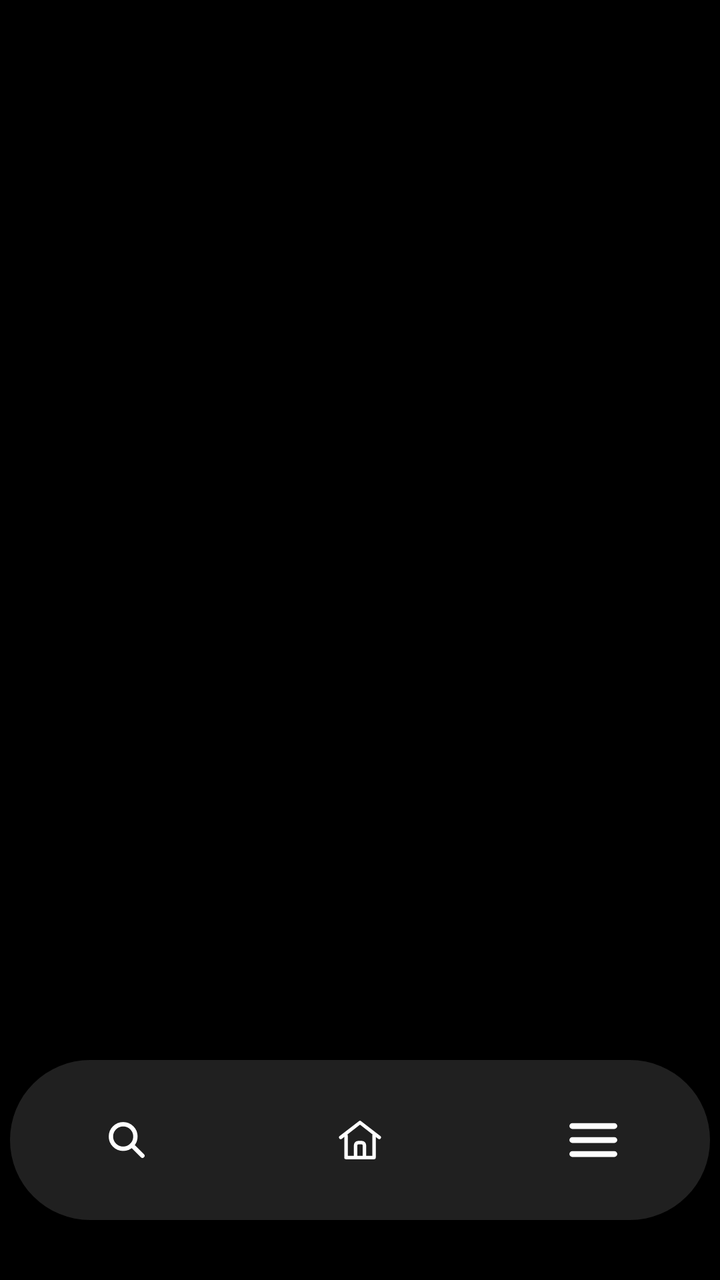
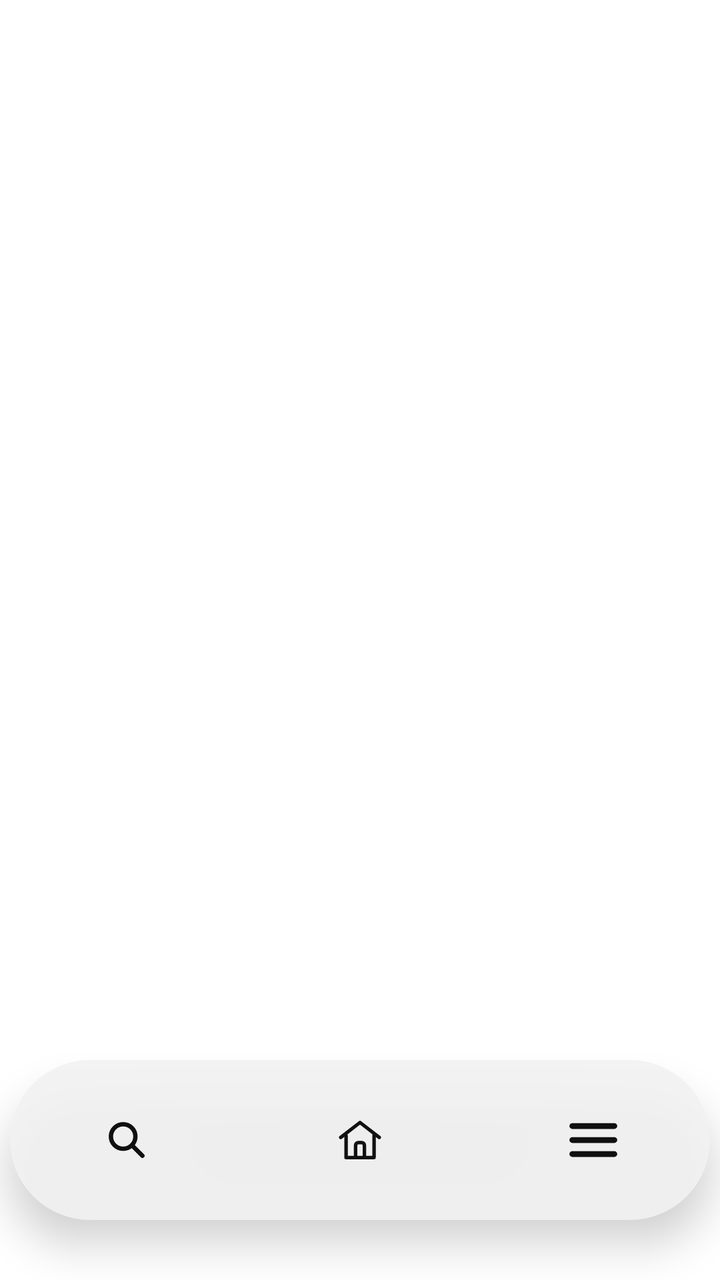

An Android layout rendered at two revisions. The XML below is the earlier revision; the diff shows what the commit changed to produce the second picture.
<!-- AndroidManifest.xml: application theme Theme.MyApplication_Java -->
<!-- res/layout/activity_main.xml -->
<?xml version="1.0" encoding="utf-8"?>
<androidx.constraintlayout.widget.ConstraintLayout xmlns:android="http://schemas.android.com/apk/res/android"
    xmlns:app="http://schemas.android.com/apk/res-auto"
    android:layout_width="match_parent"
    android:layout_height="match_parent"
    android:background="#000000">

    <androidx.fragment.app.FragmentContainerView
        android:id="@+id/fragment_container"
        android:layout_width="0dp"
        android:layout_height="0dp"
        app:layout_constraintBottom_toBottomOf="parent"
        app:layout_constraintEnd_toEndOf="parent"
        app:layout_constraintStart_toStartOf="parent"
        app:layout_constraintTop_toTopOf="parent" />


    <LinearLayout
        android:id="@+id/custom_bottom_nav"
        android:layout_width="350dp"
        android:layout_height="80dp"
        android:layout_marginBottom="30dp"
        android:orientation="horizontal"
        android:gravity="center"
        android:background="@drawable/bottom_nav_background"
        android:elevation="12dp"
        app:layout_constraintBottom_toBottomOf="parent"
        app:layout_constraintEnd_toEndOf="parent"
        app:layout_constraintStart_toStartOf="parent">

        <ImageButton
            android:id="@+id/nav_search"
            android:layout_width="0dp"
            android:layout_height="match_parent"
            android:layout_weight="1"
            android:background="@android:color/transparent"
            android:src="@drawable/search_icon"
            android:scaleType="center"
            app:tint="@color/white" />

        <ImageButton
            android:id="@+id/nav_home"
            android:layout_width="0dp"
            android:layout_height="match_parent"
            android:layout_weight="1"
            android:background="@android:color/transparent"
            android:src="@drawable/home_icon"
            android:scaleType="center"
            app:tint="@color/white" />

        <ImageButton
            android:id="@+id/nav_settings"
            android:layout_width="0dp"
            android:layout_height="match_parent"
            android:layout_weight="1"
            android:background="@android:color/transparent"
            android:src="@drawable/settings_icon"
            android:scaleType="center"
            app:tint="@color/white" />

    </LinearLayout>


</androidx.constraintlayout.widget.ConstraintLayout>
<!-- resources referenced by this layout -->
<resources>
  <color name="white">#FFFFFFFF</color>
  <!-- drawable bottom_nav_background (drawable) -->
  <shape xmlns:android="http://schemas.android.com/apk/res/android">
  
      <solid android:color="#CC282828"/>
  
      <corners android:radius="48dp"/>
  
  </shape>
  <!-- drawable home_icon (drawable) -->
  <vector xmlns:android="http://schemas.android.com/apk/res/android"
      android:width="28dp"
      android:height="28dp"
      android:viewportWidth="64"
      android:viewportHeight="64">
    <path
        android:pathData="M10,29L32,12L54,29"
        android:strokeLineJoin="round"
        android:strokeWidth="4"
        android:fillColor="#00000000"
        android:strokeColor="@color/black"
        android:strokeLineCap="round"/>
    <path
        android:pathData="M16,27V52H48V27"
        android:strokeLineJoin="round"
        android:strokeWidth="4"
        android:fillColor="#00000000"
        android:strokeColor="@color/black"
        android:strokeLineCap="round"/>
    <path
        android:pathData="M27,52V38C27,36.3 28.3,35 30,35H34C35.7,35 37,36.3 37,38V52"
        android:strokeLineJoin="round"
        android:strokeWidth="4"
        android:fillColor="#00000000"
        android:strokeColor="@color/black"
        android:strokeLineCap="round"/>
  </vector>
  <!-- drawable search_icon (drawable) -->
  <vector xmlns:android="http://schemas.android.com/apk/res/android"
      android:width="28dp"
      android:height="28dp"
      android:viewportWidth="64"
      android:viewportHeight="64">
    <path
        android:pathData="M28,28m-14,0a14,14 0,1 1,28 0a14,14 0,1 1,-28 0"
        android:strokeWidth="5"
        android:fillColor="#00000000"
        android:strokeColor="@color/black"/>
    <path
        android:pathData="M38,38L50,50"
        android:strokeWidth="5"
        android:fillColor="#00000000"
        android:strokeColor="@color/black"
        android:strokeLineCap="round"/>
  </vector>
  <!-- drawable settings_icon (drawable) -->
  <vector xmlns:android="http://schemas.android.com/apk/res/android"
      android:width="28dp"
      android:height="28dp"
      android:viewportWidth="24"
      android:viewportHeight="24">
  
    <path
        android:pathData="M3,6L21,6"
        android:strokeWidth="2.5"
        android:fillColor="#00000000"
        android:strokeColor="@color/white"
        android:strokeLineCap="round" />
  
    <path
        android:pathData="M3,12L21,12"
        android:strokeWidth="2.5"
        android:fillColor="#00000000"
        android:strokeColor="@color/white"
        android:strokeLineCap="round" />
  
    <path
        android:pathData="M3,18L21,18"
        android:strokeWidth="2.5"
        android:fillColor="#00000000"
        android:strokeColor="@color/white"
        android:strokeLineCap="round" />
  </vector>
  <style name="Theme.MyApplication_Java" parent="Theme.MaterialComponents.DayNight.NoActionBar">
          
          <item name="colorPrimary">@color/purple_500</item>
          <item name="colorPrimaryVariant">@color/purple_700</item>
          <item name="colorOnPrimary">@color/white</item>
          
          <item name="colorSecondary">@color/teal_200</item>
          <item name="colorSecondaryVariant">@color/teal_700</item>
          <item name="colorOnSecondary">@color/black</item>
          
          <item name="android:statusBarColor">?attr/colorPrimaryVariant</item>
          
      </style>
  <color name="black">#FF000000</color>
  <color name="purple_500">#FF6200EE</color>
  <color name="purple_700">#FF3700B3</color>
  <color name="teal_200">#FF03DAC5</color>
  <color name="teal_700">#FF018786</color>
</resources>

<!-- the commit's change to res/layout/activity_main.xml (unified diff, before → after) -->
@@ -3,7 +3,7 @@
     xmlns:app="http://schemas.android.com/apk/res-auto"
     android:layout_width="match_parent"
     android:layout_height="match_parent"
-    android:background="#000000">
+    android:background="@color/surface">
 
     <androidx.fragment.app.FragmentContainerView
         android:id="@+id/fragment_container"
@@ -36,7 +36,7 @@
             android:background="@android:color/transparent"
             android:src="@drawable/search_icon"
             android:scaleType="center"
-            app:tint="@color/white" />
+            app:tint="@color/bottom_nav_icon" />
 
         <ImageButton
             android:id="@+id/nav_home"
@@ -46,7 +46,7 @@
             android:background="@android:color/transparent"
             android:src="@drawable/home_icon"
             android:scaleType="center"
-            app:tint="@color/white" />
+            app:tint="@color/bottom_nav_icon" />
 
         <ImageButton
             android:id="@+id/nav_settings"
@@ -56,7 +56,7 @@
             android:background="@android:color/transparent"
             android:src="@drawable/settings_icon"
             android:scaleType="center"
-            app:tint="@color/white" />
+            app:tint="@color/bottom_nav_icon" />
 
     </LinearLayout>
 
<!-- resource entries referenced after the edit -->
@@ -1,10 +1,11 @@
 <!-- resources referenced by this layout -->
 <resources>
-  <color name="white">#FFFFFFFF</color>
+  <color name="bottom_nav_icon">#FF101010</color>
+  <color name="surface">#FFFFFFFF</color>
   <!-- drawable bottom_nav_background (drawable) -->
   <shape xmlns:android="http://schemas.android.com/apk/res/android">
   
-      <solid android:color="#CC282828"/>
+      <solid android:color="@color/bottom_nav_background"/>
   
       <corners android:radius="48dp"/>
   
@@ -20,21 +21,21 @@
         android:strokeLineJoin="round"
         android:strokeWidth="4"
         android:fillColor="#00000000"
-        android:strokeColor="@color/black"
+        android:strokeColor="@color/icon_tint"
         android:strokeLineCap="round"/>
     <path
         android:pathData="M16,27V52H48V27"
         android:strokeLineJoin="round"
         android:strokeWidth="4"
         android:fillColor="#00000000"
-        android:strokeColor="@color/black"
+        android:strokeColor="@color/icon_tint"
         android:strokeLineCap="round"/>
     <path
         android:pathData="M27,52V38C27,36.3 28.3,35 30,35H34C35.7,35 37,36.3 37,38V52"
         android:strokeLineJoin="round"
         android:strokeWidth="4"
         android:fillColor="#00000000"
-        android:strokeColor="@color/black"
+        android:strokeColor="@color/icon_tint"
         android:strokeLineCap="round"/>
   </vector>
   <!-- drawable search_icon (drawable) -->
@@ -47,12 +48,12 @@
         android:pathData="M28,28m-14,0a14,14 0,1 1,28 0a14,14 0,1 1,-28 0"
         android:strokeWidth="5"
         android:fillColor="#00000000"
-        android:strokeColor="@color/black"/>
+        android:strokeColor="@color/icon_tint"/>
     <path
         android:pathData="M38,38L50,50"
         android:strokeWidth="5"
         android:fillColor="#00000000"
-        android:strokeColor="@color/black"
+        android:strokeColor="@color/icon_tint"
         android:strokeLineCap="round"/>
   </vector>
   <!-- drawable settings_icon (drawable) -->
@@ -66,40 +67,54 @@
         android:pathData="M3,6L21,6"
         android:strokeWidth="2.5"
         android:fillColor="#00000000"
-        android:strokeColor="@color/white"
+        android:strokeColor="@color/icon_tint"
         android:strokeLineCap="round" />
   
     <path
         android:pathData="M3,12L21,12"
         android:strokeWidth="2.5"
         android:fillColor="#00000000"
-        android:strokeColor="@color/white"
+        android:strokeColor="@color/icon_tint"
         android:strokeLineCap="round" />
   
     <path
         android:pathData="M3,18L21,18"
         android:strokeWidth="2.5"
         android:fillColor="#00000000"
-        android:strokeColor="@color/white"
+        android:strokeColor="@color/icon_tint"
         android:strokeLineCap="round" />
   </vector>
   <style name="Theme.MyApplication_Java" parent="Theme.MaterialComponents.DayNight.NoActionBar">
           
-          <item name="colorPrimary">@color/purple_500</item>
-          <item name="colorPrimaryVariant">@color/purple_700</item>
-          <item name="colorOnPrimary">@color/white</item>
+          <item name="colorPrimary">@color/text_primary</item>
+          <item name="colorPrimaryVariant">@color/text_primary</item>
+          <item name="colorOnPrimary">@color/text_on_inverse</item>
+          <item name="colorSecondary">@color/text_primary</item>
+          <item name="colorSecondaryVariant">@color/text_primary</item>
+          <item name="colorOnSecondary">@color/text_on_inverse</item>
+  
           
-          <item name="colorSecondary">@color/teal_200</item>
-          <item name="colorSecondaryVariant">@color/teal_700</item>
-          <item name="colorOnSecondary">@color/black</item>
+          <item name="android:windowBackground">@color/surface</item>
+          <item name="colorSurface">@color/surface_container</item>
+          <item name="colorOnSurface">@color/text_primary</item>
+          <item name="colorError">@color/danger</item>
+          <item name="colorOnError">@color/text_on_inverse</item>
+  
+          <item name="android:textColorPrimary">@color/text_primary</item>
+          <item name="android:textColorSecondary">@color/text_muted</item>
+          <item name="android:textColorHint">@color/text_hint</item>
+  
           
-          <item name="android:statusBarColor">?attr/colorPrimaryVariant</item>
-          
+          <item name="android:statusBarColor">@android:color/transparent</item>
+          <item name="android:navigationBarColor">@android:color/transparent</item>
       </style>
-  <color name="black">#FF000000</color>
-  <color name="purple_500">#FF6200EE</color>
-  <color name="purple_700">#FF3700B3</color>
-  <color name="teal_200">#FF03DAC5</color>
-  <color name="teal_700">#FF018786</color>
+  <color name="bottom_nav_background">#E6F2F2F2</color>
+  <color name="icon_tint">#FF101010</color>
+  <color name="text_primary">#FF101010</color>
+  <color name="text_on_inverse">#FFFFFFFF</color>
+  <color name="surface_container">#FFE8E8E8</color>
+  <color name="danger">#FFB3261E</color>
+  <color name="text_muted">#FF5F5D5D</color>
+  <color name="text_hint">#FF8A8A8A</color>
 </resources>
 
